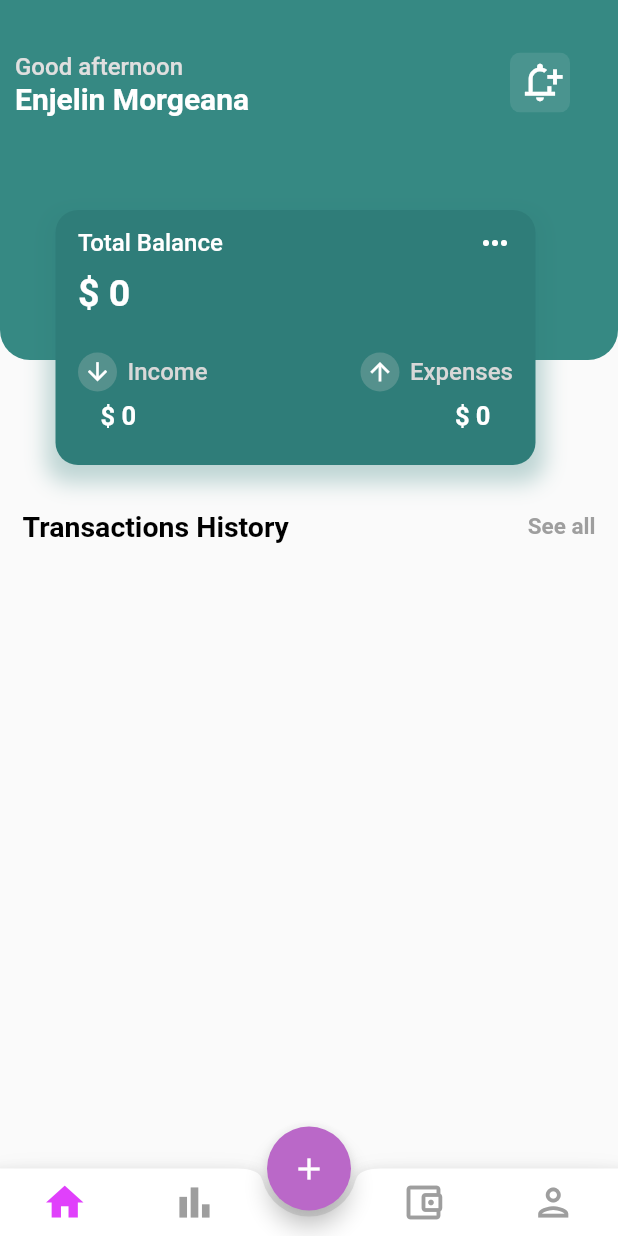
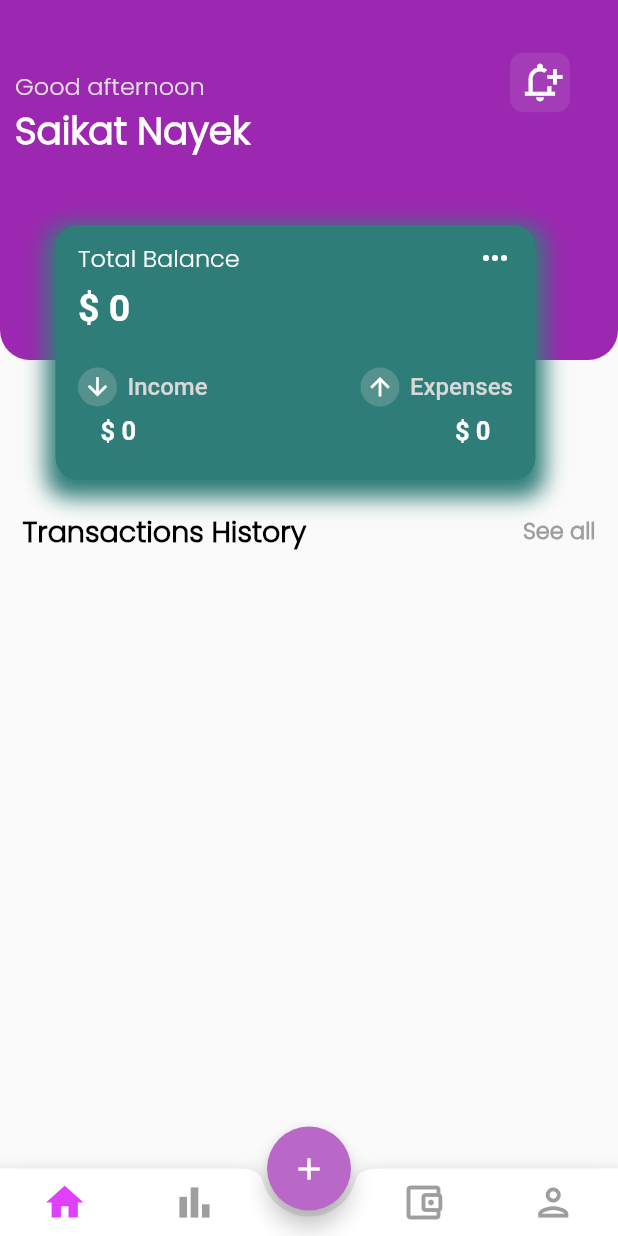
Before and after one commit to Saikat2407/Finance_App, a Flutter app: the screen it shows after launch, on a phone screen of 412 x 824 dp. Run offline on Flutter 3.47's test engine with Material 2 defaults, Android fonts, the phone set to English and light mode, and no system bars; our stand-ins replace hive, hive_flutter, syncfusion_flutter_charts; accounts and stored records are empty.

Commit message:
home page updated

```diff
--- a/lib/Screens/home.dart
+++ b/lib/Screens/home.dart
@@ -45,6 +45,8 @@ class _HomeState extends State<Home> {
                             Text(
                               'Transactions History',
                               style: TextStyle(
+                                fontFamily: 'Poppins',
+                                fontStyle: FontStyle.normal,
                                 fontWeight: FontWeight.w600,
                                 fontSize: 19,
                                 color: Colors.black,
@@ -53,6 +55,8 @@ class _HomeState extends State<Home> {
                             Text(
                               'See all',
                               style: TextStyle(
+                                fontStyle: FontStyle.normal,
+                                fontFamily: 'Poppins',
                                 fontWeight: FontWeight.w600,
                                 fontSize: 15,
                                 color: Colors.grey,
@@ -95,8 +99,9 @@ class _HomeState extends State<Home> {
       title: Text(
         history.name,
         style: TextStyle(
+          fontFamily: 'Poppins',
           fontSize: 17,
-          fontWeight: FontWeight.w600,
+          fontWeight: FontWeight.w900,
         ),
       ),
       subtitle: Text(
@@ -108,6 +113,7 @@ class _HomeState extends State<Home> {
       trailing: Text(
         history.amount,
         style: TextStyle(
+          fontFamily: 'Poppins',
           fontWeight: FontWeight.w600,
           fontSize: 19,
           color: history.IN == 'Income' ? Colors.green : Colors.red,
@@ -125,7 +131,7 @@ class _HomeState extends State<Home> {
               width: double.infinity,
               height: 240,
               decoration: BoxDecoration(
-                color: Color(0xff368983),
+                color: Colors.purple,
                 borderRadius: BorderRadius.only(
                   bottomLeft: Radius.circular(20),
                   bottomRight: Radius.circular(20),
@@ -137,7 +143,7 @@ class _HomeState extends State<Home> {
                     top: 35,
                     left: 340,
                     child: ClipRRect(
-                      borderRadius: BorderRadius.circular(7),
+                      borderRadius: BorderRadius.circular(9),
                       child: Container(
                         height: 40,
                         width: 40,
@@ -151,23 +157,25 @@ class _HomeState extends State<Home> {
                     ),
                   ),
                   Padding(
-                    padding: const EdgeInsets.only(top: 35, left: 10),
+                    padding: const EdgeInsets.only(top: 45, left: 10),
                     child: Column(
                       crossAxisAlignment: CrossAxisAlignment.start,
                       children: [
                         Text(
                           'Good afternoon',
                           style: TextStyle(
+                            fontFamily: 'Poppins',
                             fontWeight: FontWeight.w500,
                             fontSize: 16,
                             color: Color.fromARGB(255, 224, 223, 223),
                           ),
                         ),
                         Text(
-                          'Enjelin Morgeana',
+                          'Saikat Nayek',
                           style: TextStyle(
                             fontWeight: FontWeight.w600,
-                            fontSize: 20,
+                            fontFamily: 'Poppins',
+                            fontSize: 25,
                             color: Colors.white,
                           ),
                         ),
@@ -180,7 +188,7 @@ class _HomeState extends State<Home> {
           ],
         ),
         Positioned(
-          top: 140,
+          top: 150,
           left: 37,
           child: Container(
             height: 170,
@@ -188,7 +196,7 @@ class _HomeState extends State<Home> {
             decoration: BoxDecoration(
               boxShadow: [
                 BoxShadow(
-                  color: Color.fromRGBO(47, 125, 121, 0.3),
+                  color: Color.fromRGBO(47, 125, 121, 1.3),
                   offset: Offset(0, 6),
                   blurRadius: 12,
                   spreadRadius: 6,
@@ -208,6 +216,7 @@ class _HomeState extends State<Home> {
                       Text(
                         'Total Balance',
                         style: TextStyle(
+                          fontFamily: 'Poppins',
                           fontWeight: FontWeight.w500,
                           fontSize: 16,
                           color: Colors.white,
--- a/pubspec.yaml
+++ b/pubspec.yaml
@@ -72,8 +72,9 @@ flutter:
   fonts:
     - family: Poppins
       fonts:
-        - asset: fonts/Poppins-ExtraLight.ttf
-  #       - asset: fonts/Schyler-Italic.ttf
+        - asset: fonts/Poppins-Light.ttf
+          weight: 700
+#        - asset: fonts/Poppins-Black.ttf
   #         style: italic
   #   - family: Trajan Pro
   #     fonts:
```
Also changed, not shown: fonts/Poppins-Black.ttf (added), fonts/Poppins-Light.ttf (added).
